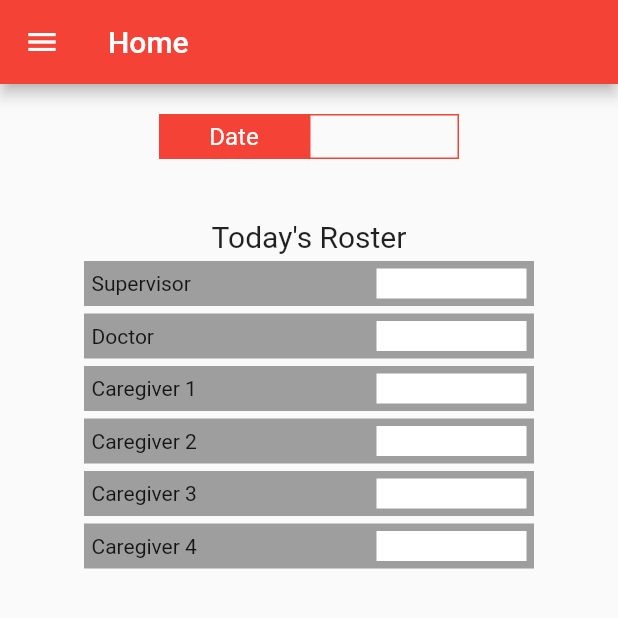
After one commit to BrendanHorst/flutter-project, a Flutter app: the Roster screen opened directly, on a phone screen of 412 x 824 dp, the top half of it. The commit adds this screen. Run offline on Flutter 3.47's test engine with Material 2 defaults, Android fonts, the phone set to English and light mode, and no system bars.

Commit message:
Added roster page, table is nearly identical to patient home

```diff
--- a/lib/patientHome.dart
+++ b/lib/patientHome.dart
@@ -135,8 +135,15 @@ class PatientHome extends StatelessWidget {
             ),
 
             Container(
+              margin: EdgeInsets.only(top: 40),
+              child: Text("Today's Schedule",
+                style: TextStyle(
+                  fontSize: 20,
+                )),
+            ),
+
+            Container(
               width: 300,
-              margin: EdgeInsets.only(top: 40),
               child: Column(
                 children: [
                   Container(
--- /dev/null
+++ b/lib/roster.dart
@@ -0,0 +1,223 @@
+import 'package:flutter/material.dart';
+import 'login.dart';
+
+void main() {
+  runApp(
+      MaterialApp(
+        home: Roster(),
+      ));
+}
+
+class Roster extends StatelessWidget {
+  @override
+  Widget build(BuildContext context) {
+    return Scaffold(
+        appBar: AppBar(
+          title: Text("Home"),
+          backgroundColor: Colors.red,
+        ),
+
+        drawer: Drawer(
+            child: ListView(
+              children: [
+                DrawerHeader(
+                  decoration: BoxDecoration(
+                    color: Colors.red,
+                  ),
+                ),
+                GestureDetector(
+                    onTap: () {
+                      Navigator.push(
+                        context,
+                        MaterialPageRoute(builder: (context) => LogIn()),
+                      );
+                    },
+                    child: Container(
+                      alignment: Alignment.center,
+                      height: 20,
+                      width: 60,
+                      decoration: BoxDecoration(
+                        color: Colors.white,
+                        border: Border.all(color: Colors.black),
+                        borderRadius: BorderRadius.circular(5),
+                      ),
+                      child: Text("Log Out"),
+                    )
+                ),
+                ListTile(
+                  title: Text("Home"),
+                ),
+                ListTile(
+                  title: Text("Roster"),
+                ),
+
+              ],
+            )
+        ),
+
+        body: Center(
+            child: Column(
+              children: [
+                Row(
+                    mainAxisAlignment: MainAxisAlignment.center,
+                    children: [
+                      Container(
+                        alignment: Alignment.center,
+                        color: Colors.red,
+                        height: 30,
+                        width: 100,
+                        margin: EdgeInsets.only(top: 20),
+                        child: Text("Date",
+                            style: TextStyle(
+                              fontSize: 16,
+                              color: Colors.white,
+                            )),
+                      ),
+                      Container(
+                          height: 30,
+                          width: 100,
+                          margin: EdgeInsets.only(top: 20),
+                          decoration: BoxDecoration(
+                            border: Border.all(color: Colors.red),
+                          )
+                      )
+                    ]
+                ),
+
+                Container(
+                  margin: EdgeInsets.only(top: 40),
+                  child: Text("Today's Roster",
+                      style: TextStyle(
+                        fontSize: 20,
+                      )),
+                ),
+
+                Container(
+                    width: 300,
+                    child: Column(
+                      children: [
+                        Container(
+                            color: Colors.grey,
+                            height: 30,
+                            padding: EdgeInsets.all(5),
+                            margin: EdgeInsets.only(top: 5),
+                            child: Row(
+                              mainAxisAlignment: MainAxisAlignment.spaceBetween,
+                              children: [
+                                Container(
+                                    child: Text("Supervisor")
+                                ),
+                                Container(
+                                  color: Colors.white,
+                                  width: 100,
+                                  height: 20,
+                                )
+                              ],
+                            )
+                        ),
+                        Container(
+                            color: Colors.grey,
+                            height: 30,
+                            padding: EdgeInsets.all(5),
+                            margin: EdgeInsets.only(top: 5),
+                            child: Row(
+                              mainAxisAlignment: MainAxisAlignment.spaceBetween,
+                              children: [
+                                Container(
+                                    child: Text("Doctor")
+                                ),
+                                Container(
+                                  color: Colors.white,
+                                  width: 100,
+                                  height: 20,
+                                )
+                              ],
+                            )
+                        ),
+                        Container(
+                            color: Colors.grey,
+                            height: 30,
+                            padding: EdgeInsets.all(5),
+                            margin: EdgeInsets.only(top: 5),
+                            child: Row(
+                              mainAxisAlignment: MainAxisAlignment.spaceBetween,
+                              children: [
+                                Container(
+                                    child: Text("Caregiver 1")
+                                ),
+                                Container(
+                                  color: Colors.white,
+                                  width: 100,
+                                  height: 20,
+
+                                )
+                              ],
+                            )
+                        ),
+                        Container(
+                            color: Colors.grey,
+                            height: 30,
+                            padding: EdgeInsets.all(5),
+                            margin: EdgeInsets.only(top: 5),
+                            child: Row(
+                              mainAxisAlignment: MainAxisAlignment.spaceBetween,
+                              children: [
+                                Container(
+                                    child: Text("Caregiver 2")
+                                ),
+                                Container(
+                                  color: Colors.white,
+                                  width: 100,
+                                  height: 20,
+                                )
+                              ],
+                            )
+                        ),
+                        Container(
+                            color: Colors.grey,
+                            height: 30,
+                            padding: EdgeInsets.all(5),
+                            margin: EdgeInsets.only(top: 5),
+                            child: Row(
+                              mainAxisAlignment: MainAxisAlignment.spaceBetween,
+                              children: [
+                                Container(
+                                    child: Text("Caregiver 3")
+                                ),
+                                Container(
+                                  color: Colors.white,
+                                  width: 100,
+                                  height: 20,
+                                )
+                              ],
+                            )
+                        ),
+                        Container(
+                            color: Colors.grey,
+                            height: 30,
+                            padding: EdgeInsets.all(5),
+                            margin: EdgeInsets.only(top: 5),
+                            child: Row(
+                              mainAxisAlignment: MainAxisAlignment.spaceBetween,
+                              children: [
+                                Container(
+                                    child: Text("Caregiver 4")
+                                ),
+                                Container(
+                                  color: Colors.white,
+                                  width: 100,
+                                  height: 20,
+                                )
+                              ],
+                            )
+                        ),
+
+                              ],
+                            )
+                        )
+                      ],
+                    )
+                )
+            );
+  }
+}
```
